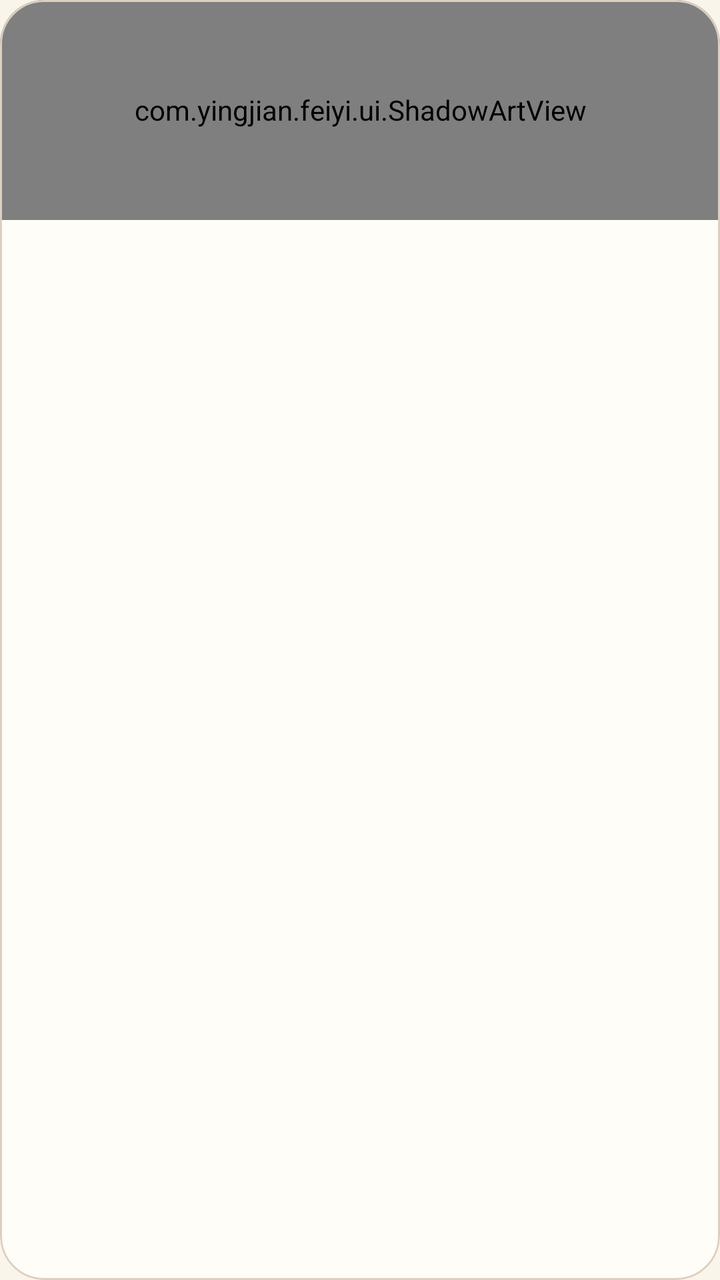
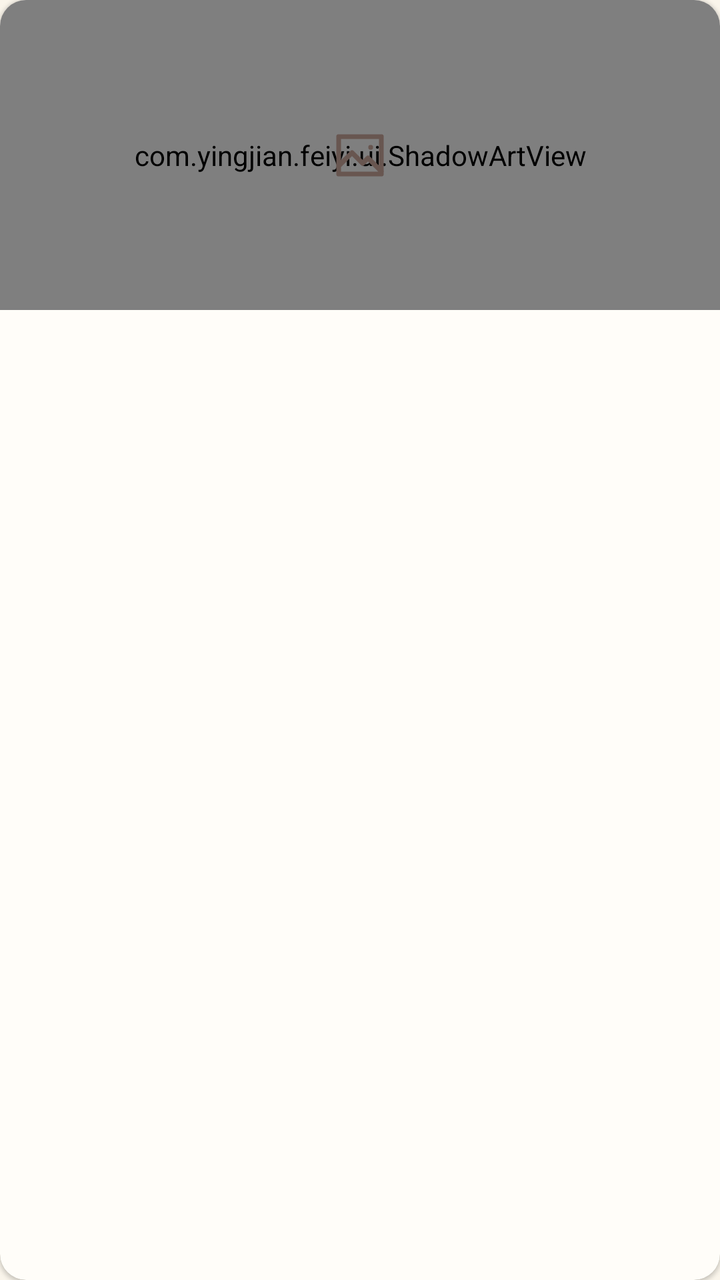

Two renders of the same Android screen: before a commit and after it. Below are the layout's source before the change and the commit's diff.
<!-- AndroidManifest.xml: application theme Theme.Yingjian -->
<!-- res/layout/item_heritage.xml -->
<?xml version="1.0" encoding="utf-8"?>
<com.google.android.material.card.MaterialCardView xmlns:android="http://schemas.android.com/apk/res/android" xmlns:app="http://schemas.android.com/apk/res-auto"
    style="@style/Feiyi.Card"
    android:layout_width="match_parent"
    android:layout_height="wrap_content"
    android:layout_marginStart="4dp"
    android:layout_marginEnd="4dp"
    android:layout_marginTop="8dp"
    android:clickable="true"
    android:focusable="true">
    <LinearLayout
        android:layout_width="match_parent"
        android:layout_height="wrap_content"
        android:orientation="vertical">
        <com.yingjian.feiyi.ui.ShadowArtView
            android:id="@+id/art"
            android:layout_width="match_parent"
            android:layout_height="110dp"
            android:importantForAccessibility="no" />

        <LinearLayout
            android:layout_width="match_parent"
            android:layout_height="wrap_content"
            android:orientation="vertical"
            android:paddingStart="12dp"
            android:paddingEnd="12dp"
            android:paddingTop="9dp"
            android:paddingBottom="11dp">
            <TextView
                android:id="@+id/meta"
                android:layout_width="match_parent"
                android:layout_height="wrap_content"
                android:textAppearance="@style/Feiyi.Copy" />

            <TextView
                android:id="@+id/title"
                android:layout_width="match_parent"
                android:layout_height="wrap_content"
                android:textAppearance="?attr/textAppearanceTitleMedium"
                android:layout_marginTop="4dp" />

            <TextView
                android:id="@+id/summary"
                android:layout_width="match_parent"
                android:layout_height="wrap_content"
                android:textAppearance="@style/Feiyi.Copy"
                android:minLines="2"
                android:layout_marginTop="5dp" />
        </LinearLayout>
    </LinearLayout>
</com.google.android.material.card.MaterialCardView>
<!-- resources referenced by this layout -->
<resources>
  <style name="Feiyi.Card" parent="Widget.Material3.CardView.Outlined">
          <item name="cardBackgroundColor">@color/brand_card</item>
          <item name="cardCornerRadius">22dp</item>
          <item name="strokeColor">@color/brand_outline</item>
          <item name="strokeWidth">1dp</item>
      </style>
  <style name="Feiyi.Copy" parent="TextAppearance.Material3.BodyMedium">
          <item name="android:textColor">?attr/colorOnSurfaceVariant</item>
      </style>
  <style name="Theme.Yingjian" parent="Theme.Yingjian.Base">
          <item name="android:navigationBarColor">@color/legacy_navigation_bar</item>
      </style>
  <color name="brand_card">#FFFDF7</color>
  <color name="brand_outline">#DECFC1</color>
  <style name="Theme.Yingjian.Base" parent="Theme.Material3.DayNight.NoActionBar">
          <item name="colorPrimary">@color/brand_primary</item>
          <item name="colorOnPrimary">@color/brand_on_primary</item>
          <item name="colorPrimaryContainer">@color/brand_primary_container</item>
          <item name="colorOnPrimaryContainer">@color/brand_on_primary_container</item>
          <item name="colorSecondaryContainer">@color/brand_primary_container</item>
          <item name="colorOnSecondaryContainer">@color/brand_on_primary_container</item>
          <item name="colorSurface">@color/brand_surface</item>
          <item name="colorOnSurface">@color/brand_on_surface</item>
          <item name="colorOnSurfaceVariant">@color/brand_on_surface_variant</item>
          <item name="colorSurfaceVariant">@color/brand_card</item>
          <item name="colorOutline">@color/brand_outline</item>
          <item name="android:windowBackground">@color/brand_surface</item>
          <item name="android:statusBarColor">@color/brand_surface</item>
          <item name="android:windowLightStatusBar">@bool/use_dark_system_bar_icons</item>
      </style>
  <color name="legacy_navigation_bar">#201612</color>
  <color name="brand_primary">#992F28</color>
  <color name="brand_on_primary">#FFFFFF</color>
  <color name="brand_primary_container">#F5DFD2</color>
  <color name="brand_on_primary_container">#57241D</color>
  <color name="brand_surface">#FAF5EB</color>
  <color name="brand_on_surface">#281A17</color>
  <color name="brand_on_surface_variant">#685650</color>
</resources>

<!-- the commit's change to res/layout/item_heritage.xml (unified diff, before → after) -->
@@ -1,51 +1,61 @@
 <?xml version="1.0" encoding="utf-8"?>
-<com.google.android.material.card.MaterialCardView xmlns:android="http://schemas.android.com/apk/res/android" xmlns:app="http://schemas.android.com/apk/res-auto"
-    style="@style/Feiyi.Card"
+<com.google.android.material.card.MaterialCardView xmlns:android="http://schemas.android.com/apk/res/android"
+    xmlns:app="http://schemas.android.com/apk/res-auto"
     android:layout_width="match_parent"
     android:layout_height="wrap_content"
-    android:layout_marginStart="4dp"
-    android:layout_marginEnd="4dp"
-    android:layout_marginTop="8dp"
-    android:clickable="true"
-    android:focusable="true">
+    android:layout_marginHorizontal="4dp"
+    android:layout_marginVertical="4dp"
+    app:cardBackgroundColor="@color/catalog_card"
+    app:cardCornerRadius="13dp"
+    app:cardElevation="1dp"
+    app:strokeWidth="0dp">
+
     <LinearLayout
         android:layout_width="match_parent"
         android:layout_height="wrap_content"
         android:orientation="vertical">
-        <com.yingjian.feiyi.ui.ShadowArtView
-            android:id="@+id/art"
+
+        <FrameLayout
             android:layout_width="match_parent"
-            android:layout_height="110dp"
-            android:importantForAccessibility="no" />
+            android:layout_height="155dp"
+            android:background="@color/catalog_search_surface"
+            android:importantForAccessibility="noHideDescendants">
 
-        <LinearLayout
+            <com.yingjian.feiyi.ui.ShadowArtView
+                android:id="@+id/art"
+                android:layout_width="match_parent"
+                android:layout_height="match_parent" />
+
+            <ImageView
+                android:id="@+id/cover"
+                android:layout_width="match_parent"
+                android:layout_height="match_parent"
+                android:scaleType="center"
+                android:src="@drawable/ic_catalog_placeholder" />
+        </FrameLayout>
+
+        <TextView
+            android:id="@+id/title"
             android:layout_width="match_parent"
             android:layout_height="wrap_content"
-            android:orientation="vertical"
-            android:paddingStart="12dp"
-            android:paddingEnd="12dp"
-            android:paddingTop="9dp"
-            android:paddingBottom="11dp">
-            <TextView
-                android:id="@+id/meta"
-                android:layout_width="match_parent"
-                android:layout_height="wrap_content"
-                android:textAppearance="@style/Feiyi.Copy" />
+            android:layout_marginHorizontal="10dp"
+            android:layout_marginTop="7dp"
+            android:ellipsize="end"
+            android:maxLines="1"
+            android:textColor="?attr/colorOnSurface"
+            android:textSize="16sp"
+            android:textStyle="bold" />
 
-            <TextView
-                android:id="@+id/title"
-                android:layout_width="match_parent"
-                android:layout_height="wrap_content"
-                android:textAppearance="?attr/textAppearanceTitleMedium"
-                android:layout_marginTop="4dp" />
-
-            <TextView
-                android:id="@+id/summary"
-                android:layout_width="match_parent"
-                android:layout_height="wrap_content"
-                android:textAppearance="@style/Feiyi.Copy"
-                android:minLines="2"
-                android:layout_marginTop="5dp" />
-        </LinearLayout>
+        <TextView
+            android:id="@+id/meta"
+            android:layout_width="match_parent"
+            android:layout_height="wrap_content"
+            android:layout_marginHorizontal="10dp"
+            android:layout_marginTop="2dp"
+            android:layout_marginBottom="9dp"
+            android:ellipsize="end"
+            android:maxLines="1"
+            android:textColor="?attr/colorOnSurfaceVariant"
+            android:textSize="12sp" />
     </LinearLayout>
 </com.google.android.material.card.MaterialCardView>
<!-- resource entries referenced after the edit -->
@@ -1,14 +1,15 @@
 <!-- resources referenced by this layout -->
 <resources>
-  <style name="Feiyi.Card" parent="Widget.Material3.CardView.Outlined">
-          <item name="cardBackgroundColor">@color/brand_card</item>
-          <item name="cardCornerRadius">22dp</item>
-          <item name="strokeColor">@color/brand_outline</item>
-          <item name="strokeWidth">1dp</item>
-      </style>
-  <style name="Feiyi.Copy" parent="TextAppearance.Material3.BodyMedium">
-          <item name="android:textColor">?attr/colorOnSurfaceVariant</item>
-      </style>
+  <color name="catalog_card">#FFFDF9</color>
+  <color name="catalog_search_surface">#EEE9E2</color>
+  <!-- drawable ic_catalog_placeholder (drawable) -->
+  <vector xmlns:android="http://schemas.android.com/apk/res/android"
+      android:width="32dp" android:height="32dp"
+      android:viewportWidth="24" android:viewportHeight="24">
+      <path android:pathData="M4,5h16v14H4zM4,16l5,-5l4,4l2,-2l5,5M16,9h0.01"
+          android:fillColor="@android:color/transparent" android:strokeColor="?attr/colorOnSurfaceVariant"
+          android:strokeWidth="1.8" android:strokeLineCap="round" android:strokeLineJoin="round" />
+  </vector>
   <style name="Theme.Yingjian" parent="Theme.Yingjian.Base">
           <item name="android:navigationBarColor">@color/legacy_navigation_bar</item>
       </style>
